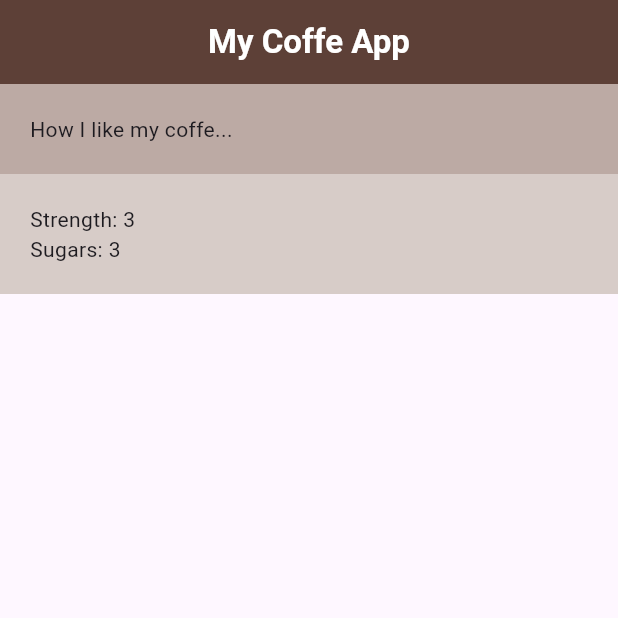
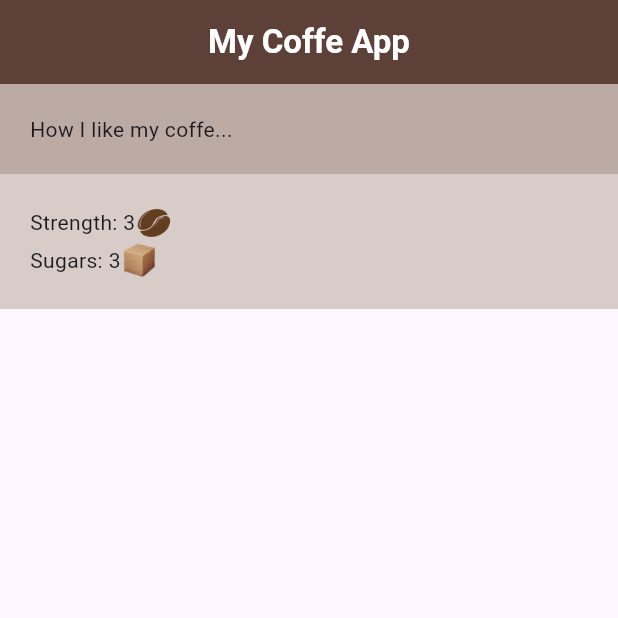
Before and after one commit to oli-tolnai/dartandflutter, a Flutter app: the screen it shows after launch, on a phone screen of 412 x 824 dp, the top half of it. Run offline on Flutter 3.47's test engine with Material 3 defaults, Android fonts, the phone set to English and light mode, and no system bars.

Commit message:
Flutter Crash Course #13 - Images

```diff
--- a/Flutter_crash_course/flutter1/coffe_card/lib/coffee_prefs.dart
+++ b/Flutter_crash_course/flutter1/coffe_card/lib/coffee_prefs.dart
@@ -5,20 +5,30 @@
 
   @override
   Widget build(BuildContext context) {
-    return const Column(
+    return Column(
       children: [
         Row(
           children: [
-            Text("Strength: "),
-            Text("3"),
-            SizedBox(width: 50),
+            const Text("Strength: "),
+            const Text("3"),
+            Image.asset('assets/img/coffee_bean.png',
+              width: 25,
+              color: Colors.brown[100],
+              colorBlendMode: BlendMode.multiply,
+              ),
+            const SizedBox(width: 50),
           ],
         ),
         Row(
           children: [
-            Text("Sugars: "),
-            Text("3"),
-            SizedBox(width: 50),
+            const Text("Sugars: "),
+            const Text("3"),
+            Image.asset('assets/img/sugar_cube.png',
+              width: 25,
+              color: Colors.brown[100],
+              colorBlendMode: BlendMode.multiply,
+              ),
+            const SizedBox(width: 50),
           ],
         ),
       ],
```
Also changed, not shown: Flutter_crash_course/flutter1/coffe_card/pubspec.yaml (+4 -3 lines), Flutter_crash_course/flutter1/coffe_card/assets/img/coffee_bean.png (added), Flutter_crash_course/flutter1/coffe_card/assets/img/sugar_cube.png (added), 1 other file.
